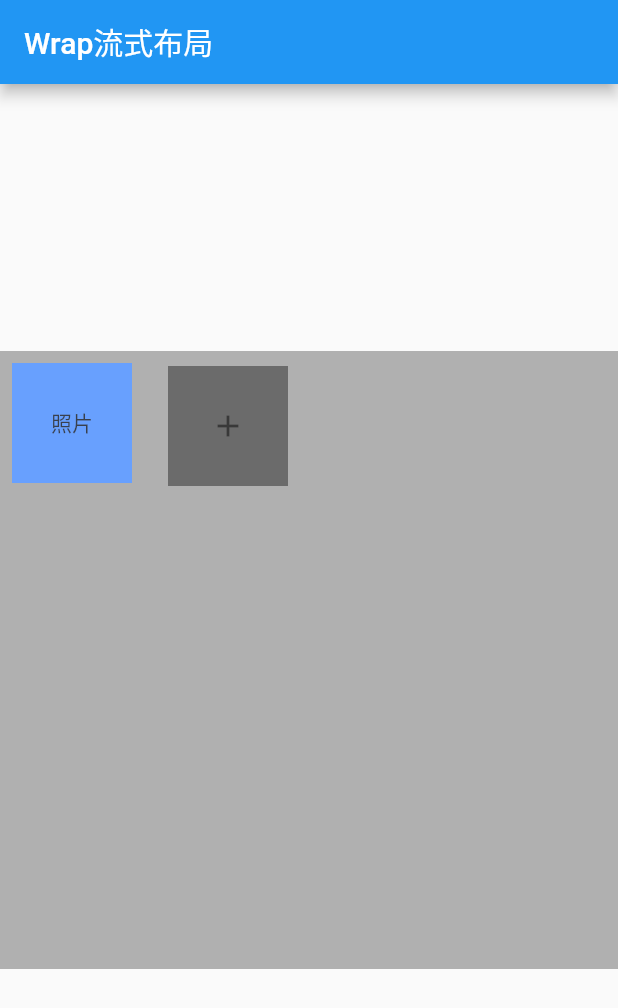
After one commit to zhangyuxiang1226/flutter-practive-2, a Flutter app: the WrapDemo screen opened directly, after a tap on the "add" icon, on a phone screen of 412 x 824 dp. The commit adds this screen. Shown: the top 1008 px of the screen. Run offline on Flutter 3.47's test engine with Material 2 defaults, Android fonts, the phone set to English and light mode, and no system bars.

Commit message:
几个7-10demo提交

```diff
--- /dev/null
+++ b/lib/demo10.dart
@@ -0,0 +1,17 @@
+import 'package:flutter/material.dart';
+import './widgets/custome_clipper.dart';
+/**
+ * Demo10 路径裁切和二次贝塞尔曲线
+ */
+void main() => runApp(Demo10());
+
+class Demo10 extends StatelessWidget {
+  @override
+  Widget build(BuildContext context) {
+    return MaterialApp(
+      title: 'Bezier Curve',
+      theme: ThemeData(primarySwatch: Colors.blue),
+      home: CustomClippers(),
+    );
+  }
+}
--- /dev/null
+++ b/lib/demo7.dart
@@ -0,0 +1,18 @@
+import 'package:flutter/material.dart';
+import './widgets/wrap_demo.dart';
+/**
+ * Demo7: wrap流式布局
+ * 包含功能是添加增加一个照片栏，并且自动流式布局
+ */
+void main() => runApp(Demo7());
+
+class Demo7 extends StatelessWidget {
+  @override
+  Widget build(BuildContext context) {
+    return MaterialApp(
+      title: 'Wrap流式布局',
+            theme: ThemeData.light(),
+      home: WrapDemo(),
+    );
+  }
+}
--- /dev/null
+++ b/lib/demo8.dart
@@ -0,0 +1,18 @@
+import 'package:flutter/material.dart';
+import './widgets/expansion_tile.dart';
+
+/**
+ * Demo8: expansionTile组件，展开闭合效果
+ */
+void main() => runApp(Demo8());
+
+class Demo8 extends StatelessWidget {
+  @override
+  Widget build(BuildContext context) {
+    return MaterialApp(
+      title: 'ExpansionTile',
+      theme: ThemeData.light(),
+      home: ExpansionTileDemo(),
+    );
+  }
+}
--- /dev/null
+++ b/lib/demo9.dart
@@ -0,0 +1,19 @@
+import 'package:flutter/material.dart';
+import './widgets/expansion_panel_list.dart';
+
+/**
+ * Demo9 list expasion panel list
+ * 在列表中使用折叠控件
+ */
+void main() => runApp(Demo9());
+
+class Demo9 extends StatelessWidget {
+  @override
+  Widget build(BuildContext context) {
+    return MaterialApp(
+      title: 'ExpansionPanelListDemo',
+      theme: ThemeData.light(),
+      home: ExpansionPanelListDemo(),
+    );
+  }
+}
--- a/lib/pages/page1.dart
+++ b/lib/pages/page1.dart
@@ -1,5 +1,5 @@
 import 'package:flutter/material.dart';
-import '../custom_route_anime.dart'; // 引入自定义route动画
+import '../widgets/custom_route_anime.dart'; // 引入自定义route动画
 /**
  * 用于demo3
  */
--- /dev/null
+++ b/lib/widgets/wrap_demo.dart
@@ -0,0 +1,84 @@
+import 'package:flutter/material.dart';
+
+/**
+ * 用于demo7
+ */
+class WrapDemo extends StatefulWidget {
+  @override
+  _WrapDemoState createState() => _WrapDemoState();
+}
+
+class _WrapDemoState extends State<WrapDemo> {
+  List<Widget> myList;
+  @override
+  void initState() {
+    // TODO: implement initState
+    super.initState();
+    myList = List<Widget>()..add(buildAddButton());
+  }
+
+  @override
+  Widget build(BuildContext context) {
+    // 得到屏幕的宽高
+    final width = MediaQuery.of(context).size.width;
+    final height = MediaQuery.of(context).size.height;
+
+    return Scaffold(
+        appBar: AppBar(
+          title: Text('Wrap流式布局'),
+        ),
+        body: Center(
+          child: Opacity(
+            opacity: 0.8,
+            child: Container(
+              width: width,
+              height: height / 2,
+              color: Colors.grey,
+              child: Wrap(
+                children: myList,
+                spacing: 6.0,
+              ),
+            ),
+          ),
+        ));
+  }
+
+// 添加按钮
+  Widget buildAddButton() {
+    // 手势识别
+    return GestureDetector(
+      child: Padding(
+        padding: const EdgeInsets.all(10.0),
+        child: Container(
+          width: 80.0,
+          height: 80.0,
+          color: Colors.black54,
+          child: Icon(Icons.add),
+        ),
+      ),
+      onTap: () {
+        // 点击时：数组长度小于9的时候，往里加一个
+        if (myList.length < 9) {
+          // list.insert(index, element)
+          setState(() {
+            myList.insert(myList.length - 1, buildPhoto());
+          });
+        }
+      },
+    );
+  }
+
+  Widget buildPhoto() {
+    return Padding(
+      padding: EdgeInsets.all(8.0),
+      child: Container(
+        width: 80.0,
+        height: 80.0,
+        child: Center(
+          child: Text('照片'),
+        ),
+        color: Colors.blueAccent,
+      ),
+    );
+  }
+}
```
Also changed, not shown: lib/home.dart (+9 -0 lines), lib/main.dart (+9 -0 lines), lib/widgets/custome_clipper.dart (added, +56 -0 lines), lib/widgets/expansion_panel_list.dart (added, +75 -0 lines), lib/widgets/expansion_tile.dart (added, +33 -0 lines), lib/images/bezier_clipper_area.png (added).
